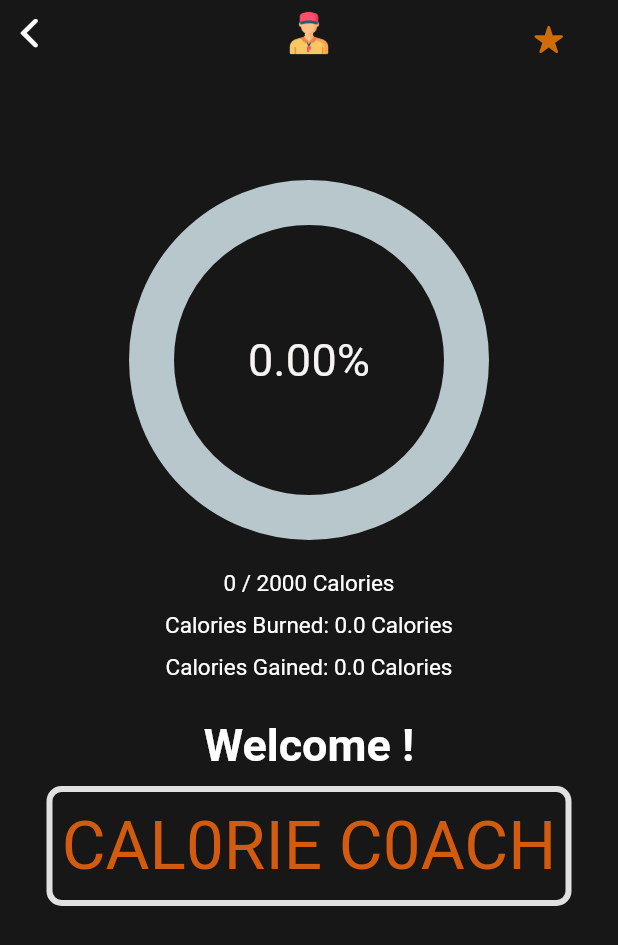
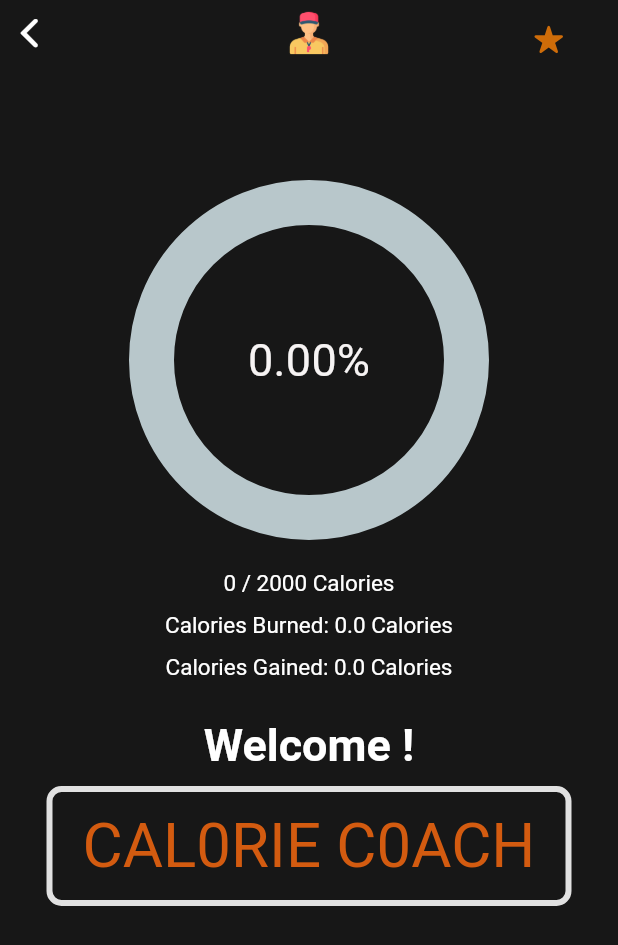
Before and after one commit to Matthew-Cool/hackathon2024, a Flutter app: the Home screen opened directly with empty values, on a phone screen of 412 x 824 dp. Shown: the top 945 px of the screen. Run offline on Flutter 3.47's test engine with Material 3 defaults, Android fonts, the light colour scheme and no system bars; drawn by our look-alikes of percent_indicator; our stand-ins replace shared_preferences; missing offline and left inert: restart_app; accounts and stored records are empty; generated files the repository leaves out were written again.

Commit message:
font size change on display size

```diff
--- a/lib/Custom Widgets/caloriebar.dart
+++ b/lib/Custom Widgets/caloriebar.dart
@@ -21,8 +21,8 @@ class _CalorieBarState extends State<CalorieBar> {
         ),
         border: Border.all(color: Color.fromARGB(243, 235, 235, 235), width: 4),
       ),
-      child: const Center(
-        child: Text(style: const TextStyle(fontSize: 45, color: Color.fromARGB(255, 211, 91, 16)), "CAL0RIE C0ACH"),
+      child: Center(
+        child: Text(style: TextStyle(fontSize: (MediaQuery.of(context).size.width *.1)*1, color: Color.fromARGB(255, 211, 91, 16)), "CAL0RIE C0ACH"),
       ),
     );
   }
```
